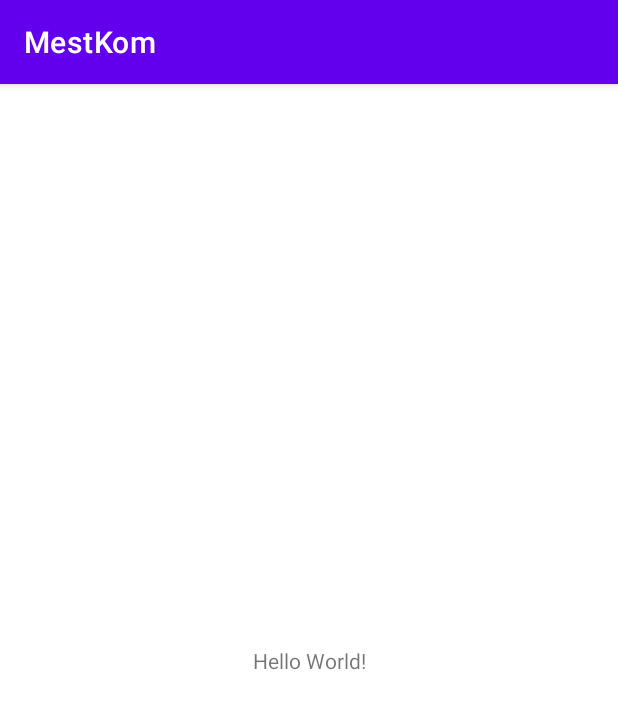
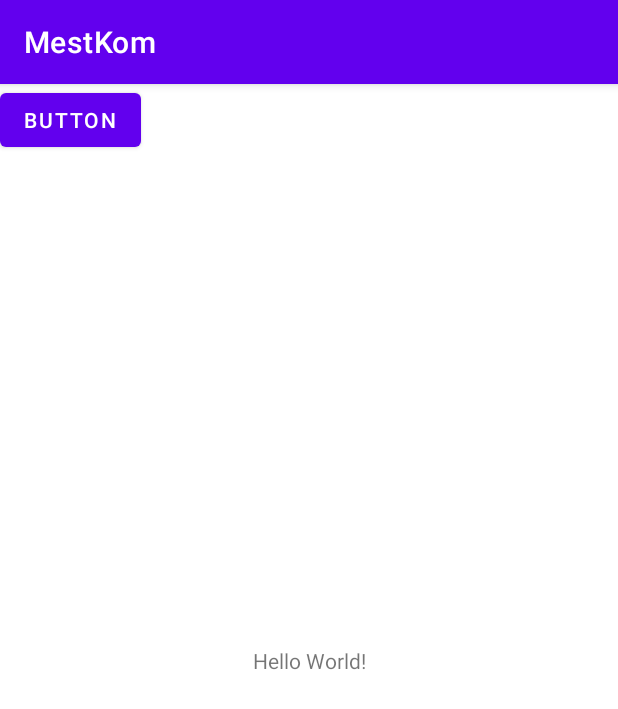
Before and after one commit to Servall4/MestKom, an Android app: the screen it shows after launch (MainActivity), on a phone screen of 412 x 824 dp. Shown: the top 709 px of the screen. Run offline under Robolectric (Android 15) with nearby library versions, the phone set to English and light mode, and no system bars.

Commit message:
second commit

```diff
--- a/app/src/main/res/layout/activity_main.xml
+++ b/app/src/main/res/layout/activity_main.xml
@@ -15,4 +15,12 @@
         app:layout_constraintStart_toStartOf="parent"
         app:layout_constraintTop_toTopOf="parent" />
 
+    <Button
+        android:id="@+id/button"
+        android:layout_width="wrap_content"
+        android:layout_height="wrap_content"
+        android:text="Button"
+        tools:layout_editor_absoluteX="170dp"
+        tools:layout_editor_absoluteY="250dp" />
+
 </androidx.constraintlayout.widget.ConstraintLayout>
```
